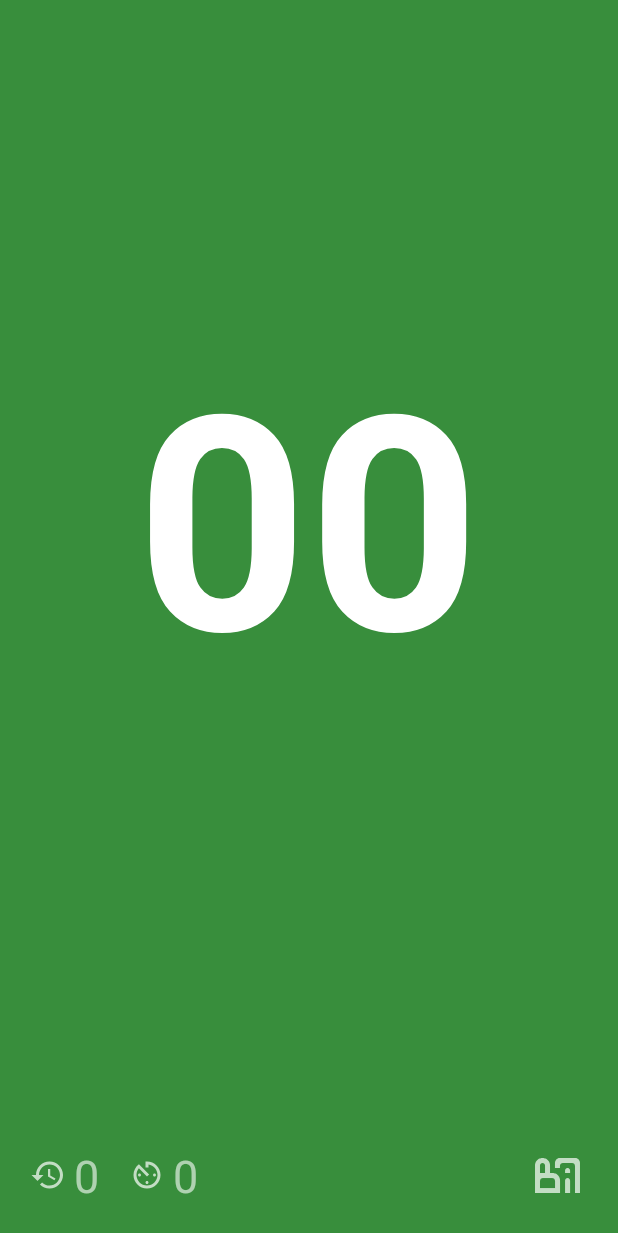
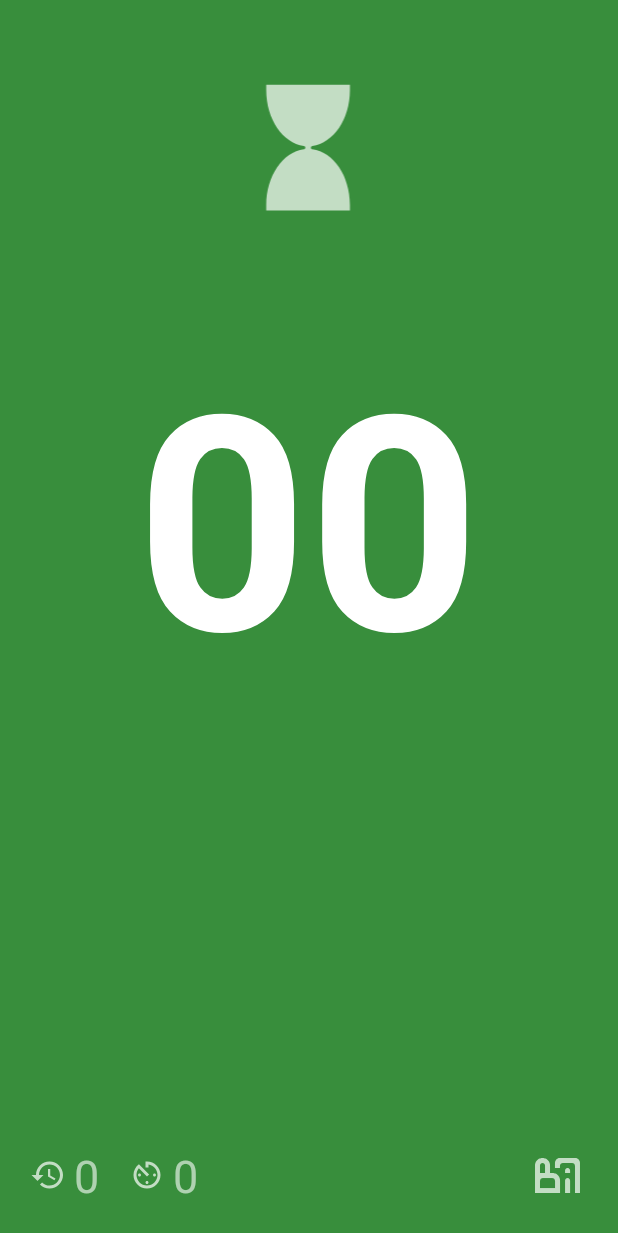
Before and after one commit to Meauh/no-time-app, an Android app: the layout activity_main.xml on its own in the app's theme, with its tools: preview values and no code run, on a phone screen of 412 x 824 dp. Shown: the top 1233 px of the screen. Run offline under Robolectric (Android 15) with nearby library versions, the phone set to English and light mode, and no system bars.

Commit message:
main screen sand clock animation

```diff
--- a/app/src/main/res/layout/activity_main.xml
+++ b/app/src/main/res/layout/activity_main.xml
@@ -9,16 +9,17 @@
     android:background="@color/green_700"
     android:clickable="true">
 
-<!--    <com.airbnb.lottie.LottieAnimationView-->
-<!--        app:lottie_rawRes="@raw/clock"-->
-<!--        app:lottie_autoPlay="true"-->
-<!--        app:lottie_loop="true"-->
-<!--        app:lottie_colorFilter="@color/white"-->
-<!--        android:alpha="0.7"-->
-<!--        android:layout_centerHorizontal="true"-->
-<!--        android:layout_marginTop="25dp"-->
-<!--        android:layout_width="100dp"-->
-<!--        android:layout_height="100dp"/>-->
+    <com.airbnb.lottie.LottieAnimationView
+        android:id="@+id/sand_clock"
+        app:lottie_rawRes="@raw/sand_clock"
+        app:lottie_autoPlay="false"
+        app:lottie_loop="true"
+        app:lottie_speed="0.5"
+        android:alpha="0.7"
+        android:layout_centerHorizontal="true"
+        android:layout_marginTop="25dp"
+        android:layout_width="150dp"
+        android:layout_height="150dp"/>
 
     <RelativeLayout
         android:id="@+id/innerLayout"
```
Also changed, not shown: app/src/main/java/com/example/notime/MainActivity.java (+12 -1 lines), app/src/main/res/raw/sand_clock.json (added, +1 -0 lines).
